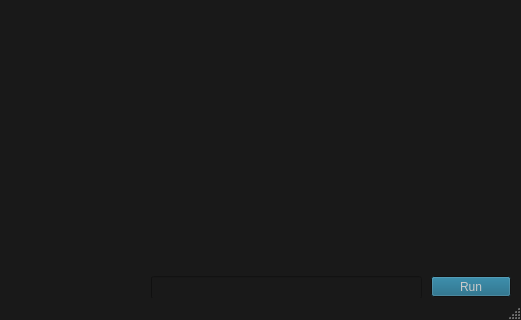
First picture: the form in code/engine.vc2008/xrDev/xrDevLaunch/xrMain.ui, repository xrLil-Batya/xray-oxygen, before the edit; both pictures show x 279 to 800 and y 160 to 480 of the 800 by 480 pixel window.
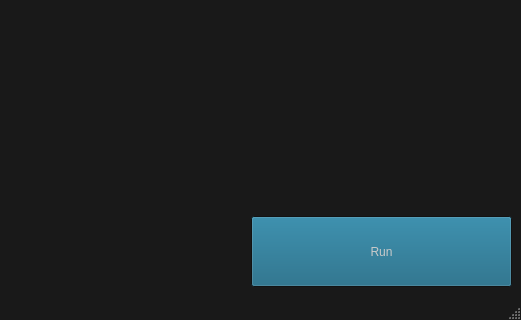
Second picture: the form after the edit.

```diff
--- a/code/engine.vc2008/xrDev/xrDevLaunch/xrMain.ui
+++ b/code/engine.vc2008/xrDev/xrDevLaunch/xrMain.ui
@@ -474,35 +474,13 @@
    <string>xrLaunch</string>
   </property>
   <widget class="QWidget" name="centralWidget">
-   <widget class="QProgressBar" name="progressRunningBar">
-    <property name="geometry">
-     <rect>
-      <x>430</x>
-      <y>400</y>
-      <width>271</width>
-      <height>23</height>
-     </rect>
-    </property>
-    <property name="minimumSize">
-     <size>
-      <width>200</width>
-      <height>23</height>
-     </size>
-    </property>
-    <property name="value">
-     <number>0</number>
-    </property>
-    <property name="textVisible">
-     <bool>false</bool>
-    </property>
-   </widget>
    <widget class="QPushButton" name="pushButton">
     <property name="geometry">
      <rect>
-      <x>710</x>
-      <y>400</y>
-      <width>80</width>
-      <height>21</height>
+      <x>530</x>
+      <y>340</y>
+      <width>261</width>
+      <height>71</height>
      </rect>
     </property>
     <property name="text">
```
